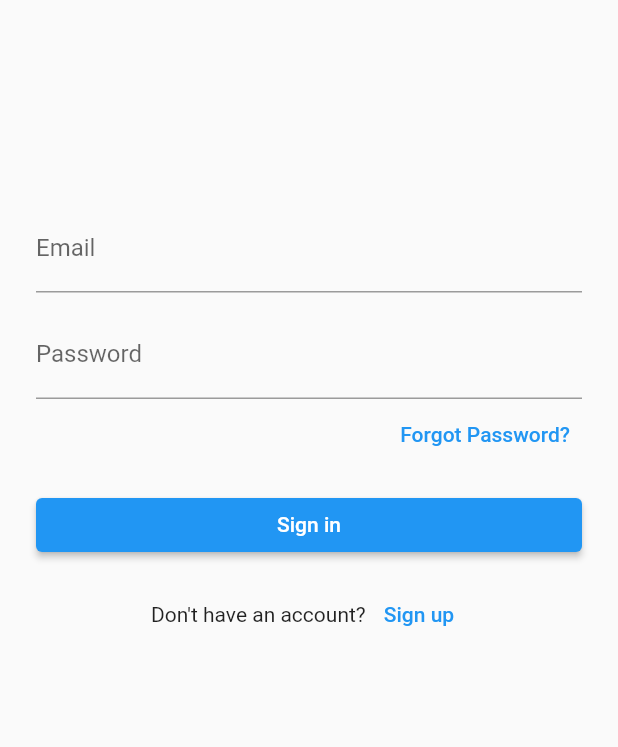
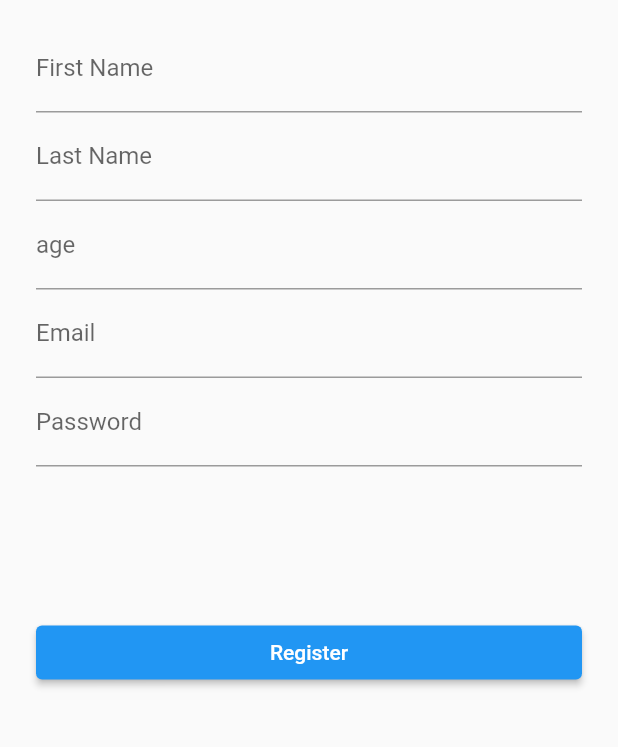
Before and after one commit to UHMSchoolBook/App, a Flutter app: the screen it shows after launch, after a tap on "Sign up", on a phone screen of 412 x 824 dp, the part 263-1010 px from its top. Run offline on Flutter 3.47's test engine with Material 2 defaults, Android fonts, the phone set to English and light mode, and no system bars; network calls fail.

Commit message:
Prepared for Mock-2 Steps

```diff
--- /dev/null
+++ b/lib/Register/register.dart
@@ -0,0 +1,81 @@
+import 'package:flutter/material.dart';
+
+class SignUpPage extends StatefulWidget{
+  const SignUpPage({Key? key}) : super(key: key);
+
+  static const routeName = "/signup";
+
+  @override
+  State<SignUpPage> createState() => SignUpViewState();
+}
+
+class SignUpViewState extends State<SignUpPage> {
+  final _emailController = TextEditingController();
+  final _passwordController = TextEditingController();
+  final _first_name = TextEditingController();
+  final _last_name = TextEditingController();
+  final _age = TextEditingController();
+
+  @override
+  Widget build(BuildContext context) {
+    return Scaffold(
+      body: SafeArea(
+        child: ListView(
+          padding: const EdgeInsets.symmetric(horizontal: 24.0),
+          children: <Widget>[
+            const SizedBox(height: 40.0),
+            Column(
+              children: <Widget>[
+                Text(
+                  "Welcome to",
+                  style: Theme.of(context).textTheme.headlineLarge,
+                ),
+                Image.asset('assets/images/SchoolBook_LOGO.png', width: 350),
+                const SizedBox(height: 16.0),
+              ],
+            ),
+            TextField(
+              controller: _first_name,
+              decoration: const InputDecoration(
+                labelText: 'First Name',
+              ),
+            ),
+            TextField(
+              controller: _last_name,
+              decoration: const InputDecoration(
+                labelText: 'Last Name',
+              ),
+            ),
+            TextField(
+              controller: _age,
+              decoration: const InputDecoration(
+                labelText: 'age',
+              ),
+            ),
+            // [Name]
+            TextField(
+              controller: _emailController,
+              decoration: const InputDecoration(
+                labelText: 'Email',
+              ),
+            ),
+            TextField(
+              controller: _passwordController,
+              decoration: const InputDecoration(
+                labelText: 'Password',
+              ),
+              obscureText: true,
+            ),
+            const SizedBox(height: 100,),
+            ElevatedButton(
+                onPressed: () {
+                  // Eventually: pushReplacementNamed
+                  Navigator.pushReplacementNamed(context, '/StudentProfile');
+                },
+                child: const Text('Register')),
+          ],
+        ),
+      ),
+    );
+  }
+}
--- a/lib/Settings/main.dart
+++ b/lib/Settings/main.dart
@@ -1,4 +1,5 @@
 
+import 'package:connect_people/Register/register.dart';
 import 'package:flutter/material.dart';
 import '../sign_in/sign_in_view.dart';
 import '../Student_Profile_Page/student_ProfilePage.dart';
@@ -6,7 +7,9 @@ import '../Feed/feed.dart';
 import '../MarketPlacePage/marketplace.dart';
 import '../Components/appwrapper.dart';
 import '../MessagesPage/messages.dart';
-import '../LivePage/livepage.dart';// Import your CustomBottomNavigationBar
+import '../LivePage/livepage.dart';
+import '../Register/register.dart';
+
 void main() {
   runApp(MyApp());
 }
@@ -17,6 +20,7 @@ class MyApp extends StatelessWidget {
     return MaterialApp(
       routes: {
     '/': (context) => SigninView(),
+    '/register': (context) => SignUpPage(),
         '/StudentProfile': (context) => AppWrapper(
           initialIndex: 0,
           pages: [
--- a/lib/sign_in/sign_in_view.dart
+++ b/lib/sign_in/sign_in_view.dart
@@ -69,7 +69,7 @@ class _SigninViewState extends State<SigninView> {
                 child: const Text('Sign up'),
                 onPressed: () {
                   // Eventually: pushReplacementNamed
-                  Navigator.pushNamed(context, '/signup');
+                  Navigator.pushNamed(context, '/register');
                 },
               )
             ]),
```
